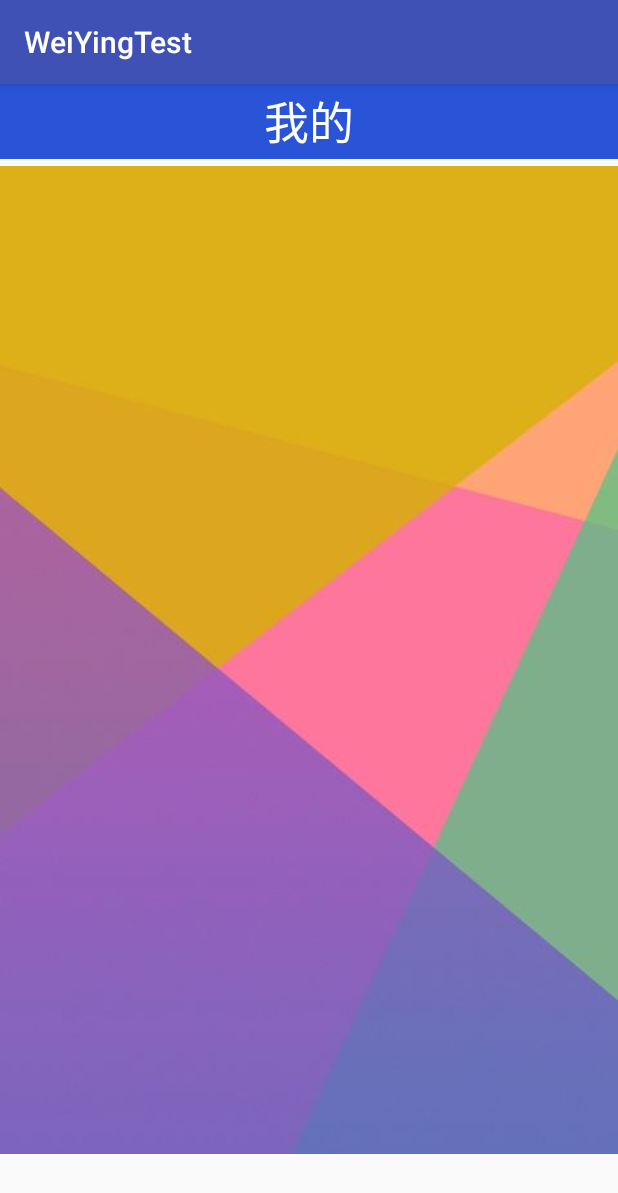
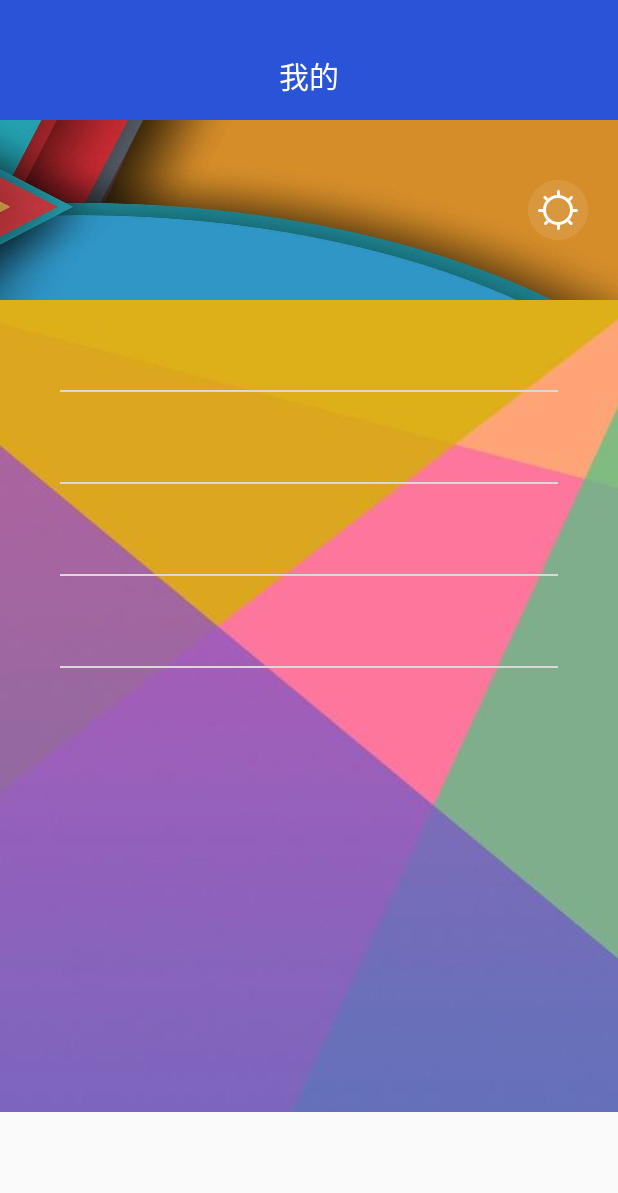
Before and after one commit to moives6/MoiveTest, an Android app: the fragment FragMySelf placed in its activity, on a phone screen of 412 x 824 dp. Shown: the top 1193 px of the screen. Run offline under Robolectric (Android 15) with nearby library versions, the phone set to English and light mode, and no system bars; libraries missing offline, so code that uses them is left out: com.facebook.drawee, com.hjm.bottomtabbar; plain views replace BottomTabBar; 3 statements that could not run were skipped.

Commit message:
添加沉浸式

```diff
--- a/WeiYingTest/app/build.gradle
+++ b/WeiYingTest/app/build.gradle
@@ -44,4 +44,6 @@ dependencies {
 
     //发现的依赖
     compile 'com.daprlabs.aaron:swipedeck:2.0.6'
+
+
 }
--- a/WeiYingTest/app/src/main/java/zhaoxixiang/bwie/com/weiyingtest/Fragment/FragMySelf.java
+++ b/WeiYingTest/app/src/main/java/zhaoxixiang/bwie/com/weiyingtest/Fragment/FragMySelf.java
@@ -6,6 +6,7 @@ import android.support.v4.app.Fragment;
 import android.view.LayoutInflater;
 import android.view.View;
 import android.view.ViewGroup;
+import android.view.WindowManager;
 
 import zhaoxixiang.bwie.com.weiyingtest.R;
 
@@ -18,7 +19,10 @@ public class FragMySelf extends Fragment{
     @Override
     public View onCreateView(LayoutInflater inflater, @Nullable ViewGroup container, @Nullable Bundle savedInstanceState) {
         View view=inflater.inflate(R.layout.myself_frag,container,false);
-        //view.getBackground().mutate().setAlpha(0);
+        getActivity().getWindow().addFlags(WindowManager.LayoutParams.FLAG_TRANSLUCENT_STATUS);
+        //透明导航栏
+        getActivity().getWindow().addFlags(WindowManager.LayoutParams.FLAG_TRANSLUCENT_NAVIGATION);
+
 
         return view;
     }
--- a/WeiYingTest/app/src/main/java/zhaoxixiang/bwie/com/weiyingtest/MainActivity.java
+++ b/WeiYingTest/app/src/main/java/zhaoxixiang/bwie/com/weiyingtest/MainActivity.java
@@ -3,6 +3,7 @@ package zhaoxixiang.bwie.com.weiyingtest;
 import android.graphics.Color;
 import android.os.Bundle;
 import android.support.v7.app.AppCompatActivity;
+import android.view.WindowManager;
 
 import com.facebook.drawee.backends.pipeline.Fresco;
 import com.hjm.bottomtabbar.BottomTabBar;
@@ -22,6 +23,10 @@ public class MainActivity extends AppCompatActivity {
         Fresco.initialize(this);
         setContentView(R.layout.activity_main);
 
+        getWindow().addFlags(WindowManager.LayoutParams.FLAG_TRANSLUCENT_STATUS);
+        //透明导航栏
+        getWindow().addFlags(WindowManager.LayoutParams.FLAG_TRANSLUCENT_NAVIGATION);
+
         initView();
 
         mainTabBar.init(getSupportFragmentManager())
--- a/WeiYingTest/app/src/main/res/layout/myself_frag.xml
+++ b/WeiYingTest/app/src/main/res/layout/myself_frag.xml
@@ -6,17 +6,88 @@
 
     <RelativeLayout
         android:layout_width="match_parent"
-        android:layout_height="50dp"
+        android:layout_height="80dp"
         android:background="#FF2954D7">
 
         <TextView
             android:layout_width="match_parent"
             android:layout_height="match_parent"
-            android:gravity="center"
+            android:layout_marginTop="35dp"
+            android:gravity="center_horizontal"
             android:text="我的"
             android:textColor="#fff"
-            android:textSize="30sp" />
+            android:textSize="20sp" />
     </RelativeLayout>
 
+    <RelativeLayout
+        android:layout_width="match_parent"
+        android:layout_height="120dp"
+        android:background="@mipmap/my_bg_colorful">
 
+        <ImageView
+            android:id="@+id/myself_set"
+            android:layout_width="wrap_content"
+            android:layout_height="wrap_content"
+            android:layout_alignParentRight="true"
+            android:layout_centerVertical="true"
+            android:layout_marginRight="20dp"
+            android:src="@mipmap/my_set" />
+    </RelativeLayout>
+
+    <RelativeLayout
+        android:id="@+id/myself_lishi"
+        android:layout_width="match_parent"
+        android:layout_height="60dp">
+
+    </RelativeLayout>
+
+    <View
+        android:layout_width="match_parent"
+        android:layout_height="1dp"
+        android:layout_marginLeft="40dp"
+        android:layout_marginRight="40dp"
+        android:background="#FFDED7D7" />
+    <android.support.v7.widget.RecyclerView
+        android:id="@+id/myself_rlv"
+        android:layout_width="match_parent"
+        android:layout_height="wrap_content"></android.support.v7.widget.RecyclerView>
+    <RelativeLayout
+        android:id="@+id/myself_hauncun"
+        android:layout_width="match_parent"
+        android:layout_height="60dp">
+
+    </RelativeLayout>
+
+    <View
+        android:layout_width="match_parent"
+        android:layout_height="1dp"
+        android:layout_marginLeft="40dp"
+        android:layout_marginRight="40dp"
+        android:background="#FFDED7D7" />
+
+    <RelativeLayout
+        android:id="@+id/myself_shoucang"
+        android:layout_width="match_parent"
+        android:layout_height="60dp">
+
+    </RelativeLayout>
+
+    <View
+        android:layout_width="match_parent"
+        android:layout_height="1dp"
+        android:layout_marginLeft="40dp"
+        android:layout_marginRight="40dp"
+        android:background="#FFDED7D7" />
+    <RelativeLayout
+        android:id="@+id/myself_zhuti"
+        android:layout_width="match_parent"
+        android:layout_height="60dp">
+
+    </RelativeLayout>
+    <View
+        android:layout_width="match_parent"
+        android:layout_height="1dp"
+        android:background="#FFDED7D7"
+        android:layout_marginLeft="40dp"
+        android:layout_marginRight="40dp"/>
 </LinearLayout>
--- a/WeiYingTest/app/src/main/res/values/styles.xml
+++ b/WeiYingTest/app/src/main/res/values/styles.xml
@@ -1,7 +1,7 @@
 <resources>
 
     <!-- Base application theme. -->
-    <style name="AppTheme" parent="Theme.AppCompat.Light.DarkActionBar">
+    <style name="AppTheme" parent="Theme.AppCompat.Light.NoActionBar">
         <!-- Customize your theme here. -->
         <item name="colorPrimary">@color/colorPrimary</item>
         <item name="colorPrimaryDark">@color/colorPrimaryDark</item>
```
